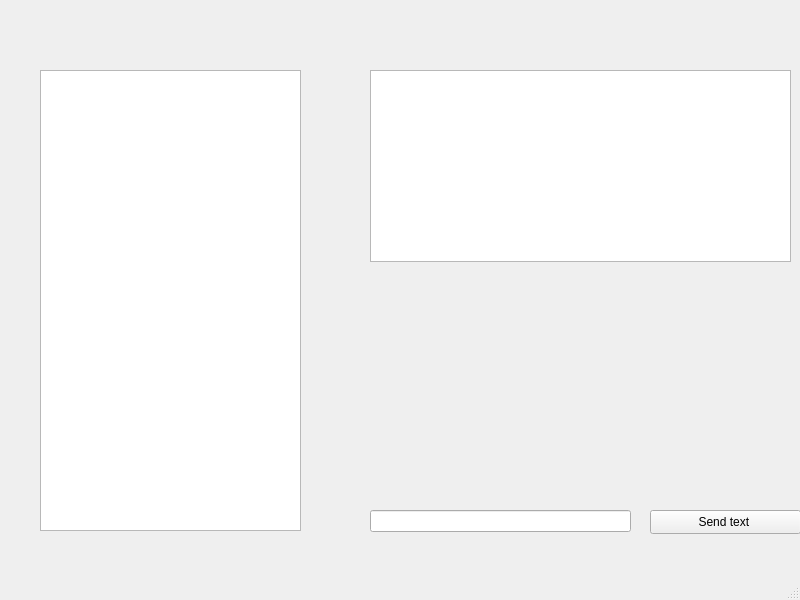
This is mainwindow.ui in sibi00/ChatIP as Qt 5 draws it before an edit. The edited form follows.
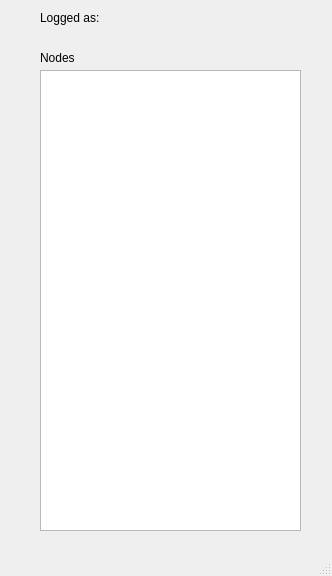
This is the edited form.

```diff
--- a/mainwindow.ui
+++ b/mainwindow.ui
@@ -6,8 +6,8 @@
    <rect>
     <x>0</x>
     <y>0</y>
-    <width>800</width>
-    <height>600</height>
+    <width>332</width>
+    <height>576</height>
    </rect>
   </property>
   <property name="windowTitle">
@@ -24,38 +24,44 @@
      </rect>
     </property>
    </widget>
-   <widget class="QPushButton" name="debugSendText">
+   <widget class="QLabel" name="label">
     <property name="geometry">
      <rect>
-      <x>650</x>
-      <y>510</y>
-      <width>151</width>
-      <height>24</height>
+      <x>40</x>
+      <y>10</y>
+      <width>61</width>
+      <height>16</height>
      </rect>
     </property>
     <property name="text">
-     <string>Send text </string>
+     <string>Logged as:</string>
     </property>
    </widget>
-   <widget class="QTextBrowser" name="debugTextBrowser">
+   <widget class="QLabel" name="userLoggedLabel">
+    <property name="enabled">
+     <bool>false</bool>
+    </property>
     <property name="geometry">
      <rect>
-      <x>370</x>
-      <y>70</y>
-      <width>421</width>
-      <height>192</height>
+      <x>110</x>
+      <y>10</y>
+      <width>49</width>
+      <height>16</height>
      </rect>
     </property>
    </widget>
-   <widget class="QLineEdit" name="debugSendLineEdit">
+   <widget class="QLabel" name="label_2">
     <property name="geometry">
      <rect>
-      <x>370</x>
-      <y>510</y>
-      <width>261</width>
-      <height>22</height>
+      <x>40</x>
+      <y>50</y>
+      <width>49</width>
+      <height>16</height>
      </rect>
     </property>
+    <property name="text">
+     <string>Nodes</string>
+    </property>
    </widget>
   </widget>
   <widget class="QMenuBar" name="menubar">
```
Left out of the diff: 11 changed lines with no effect on the pictures.
